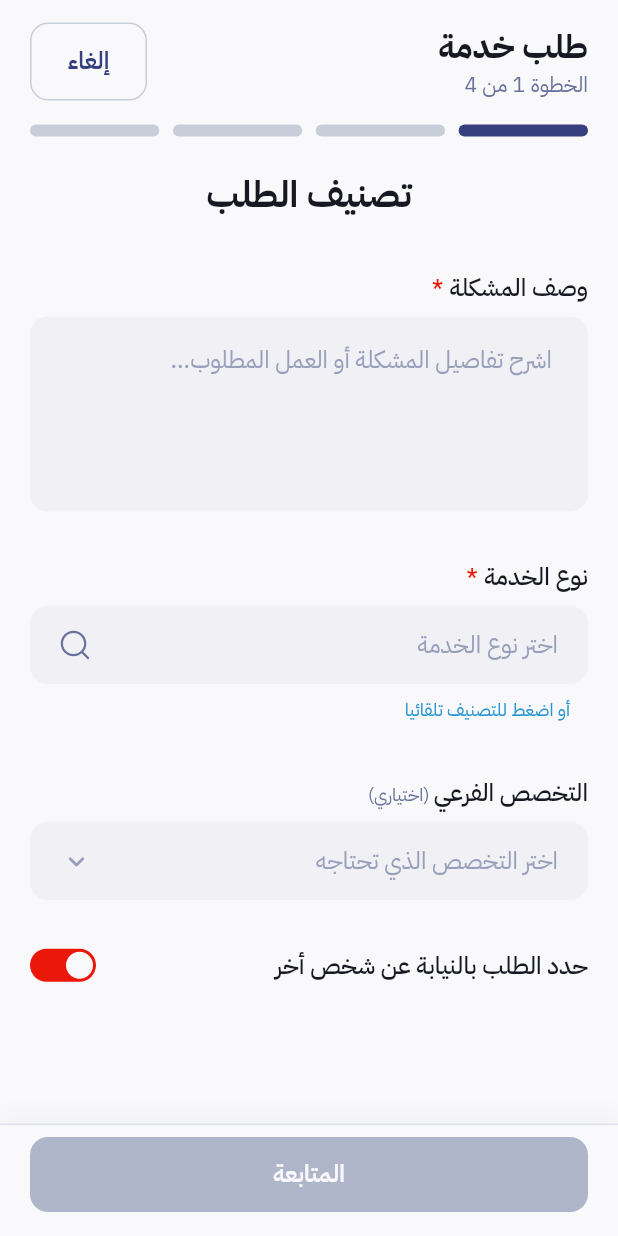
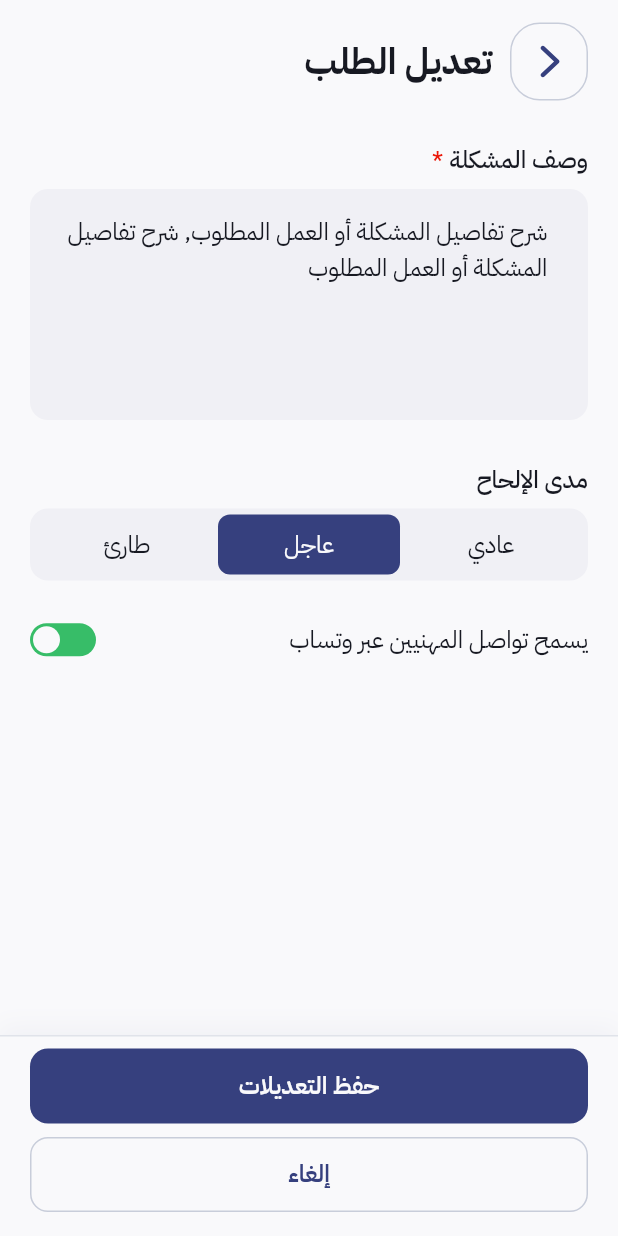
Before and after one commit to genitechsolutions/sl7li, a Flutter app: what runUpdateStatusFlow() shows on an empty page, opened directly with sample values from the repository, after a tap on "تعديل الطلب", on a phone screen of 412 x 824 dp. Run offline on Flutter 3.47's test engine with Material 3 defaults, Android fonts, the phone set to English and light mode, and no system bars; our stand-ins replace equatable, flutter_bloc, flutter_svg, geolocator, image_picker, just_audio and 1 more; missing offline and left inert: amplify_api, amplify_auth_cognito, amplify_flutter, amplify_storage_s3, record.

Commit message:
تفاصيل الطلب: فتح صفحة المهني الحقيقية، اختيار عرض واضح قبل القبول، عدّ العروض الفعّالة فقط، وتعديل الطلب المفتوح فعلياً عبر updateJob
Co-Authored-By: Claude Sonnet 5.5 <noreply@anthropic.com>
Claude-Session: https://claude.ai/code/session_01B6CrVksom5Zrnf5GW7vgRr

```diff
--- a/lib/data/my_request.dart
+++ b/lib/data/my_request.dart
@@ -22,7 +22,13 @@ class MyRequest {
     this.id,
     this.images = const [],
     this.location,
+    this.shareWhatsapp = true,
+    this.cityCode,
   });
+
+  /// السماح للمهنيين بالتواصل عبر واتساب، ورمز مدينة الطلب (من الخلفية).
+  final bool shareWhatsapp;
+  final String? cityCode;
 
   /// صور الطلب (روابط) وموقعه؛ فاضيين بالبيانات الوهمية.
   final List<String> images;
--- a/lib/screens/my_requests/dialogs/request_dialogs.dart
+++ b/lib/screens/my_requests/dialogs/request_dialogs.dart
@@ -12,7 +12,7 @@ import '../../../core/widgets/form/options_sheet.dart';
 import '../../../cubits/feature_cubits.dart';
 import '../../../cubits/job_lifecycle_cubit.dart';
 import '../../../data/my_request.dart';
-import '../../new_request/new_request_screen.dart';
+import '../edit_request_screen.dart';
 
 // ───────────────────────── تحديث حالة الطلب ─────────────────────────
 
@@ -140,7 +140,9 @@ class _AgreementDialogState extends State<_AgreementDialog> {
           Padding(
             padding: const EdgeInsets.fromLTRB(20, 4, 20, 12),
             child: Text(
-              'اختر المهني الذي تم الاتفاق معه من العروض المقدّمة',
+              _selected < 0
+                  ? 'اختر المهني الذي تم الاتفاق معه ثم اضغط تأكيد'
+                  : 'اختر المهني الذي تم الاتفاق معه من العروض المقدّمة',
               style: AppTextStyles.body14.copyWith(color: colors.textSecondary),
             ),
           ),
@@ -170,9 +172,9 @@ class _AgreementDialogState extends State<_AgreementDialog> {
                 Expanded(
                   child: AppDialogButton(
                     label: 'تأكيد',
-                    background: colors.primary,
+                    background: _selected < 0 ? colors.disabled : colors.primary,
                     foreground: colors.textOnPrimary,
-                    onTap: () => Navigator.of(context).pop(_selected),
+                    onTap: _selected < 0 ? null : () => Navigator.of(context).pop(_selected),
                   ),
                 ),
                 const SizedBox(width: 12),
@@ -726,7 +728,7 @@ Future<bool> agreeWithOffer(
   final index = await showAgreementDialog(
     context,
     offers: offers,
-    initial: preferred < 0 ? 0 : preferred,
+    initial: preferred >= 0 ? preferred : (offers.length == 1 ? 0 : -1),
   );
   final chosen = index == null ? null : offers[index];
   final proposalId = chosen?.proposalId;
@@ -877,8 +879,11 @@ Future<bool> runUpdateStatusFlow(BuildContext context, MyRequest request) async
       }
       return agreeWithOffer(context, id);
     case 'edit':
-      // TODO: تعبئة الطلب الحالي مسبقاً (ما في frames مخصصة)؛ هلق بيفتح خطوات الطلب.
-      await Navigator.push(context, NewRequestScreen.route());
+      if (request.stage != 0 || request.status != RequestStatus.active) {
+        _toast(context, 'ما بتقدر تعدّل الطلب بعد الاتفاق مع مهني');
+        return false;
+      }
+      return EditRequestScreen.open(context, request);
     case 'cancel':
       final reason = await showCancelRequestDialog(context);
       if (reason == null || id == null || !context.mounted) return false;
--- /dev/null
+++ b/lib/screens/my_requests/edit_request_screen.dart
@@ -0,0 +1,166 @@
+import 'package:flutter/material.dart';
+import 'package:flutter_bloc/flutter_bloc.dart';
+
+import '../../core/backend/backend_exception.dart';
+import '../../core/theme/app_colors.dart';
+import '../../core/theme/app_text_styles.dart';
+import '../../core/widgets/app_bottom_action_bar.dart';
+import '../../core/widgets/app_icon_button.dart';
+import '../../core/widgets/app_segmented_control.dart';
+import '../../core/widgets/form/app_text_field.dart';
+import '../../core/widgets/form/app_toggle.dart';
+import '../../core/widgets/form/form_label.dart';
+import '../../cubits/feature_cubits.dart';
+import '../../data/my_request.dart';
+import '../../data/request_draft.dart';
+
+/// تعديل طلب مفتوح: الوصف، مدى الإلحاح، التواصل عبر واتساب.
+class EditRequestScreen extends StatefulWidget {
+  const EditRequestScreen({super.key, required this.request});
+
+  final MyRequest request;
+
+  /// بيفتح الشاشة وبيرجع true إذا انحفظ التعديل.
+  static Future<bool> open(BuildContext context, MyRequest request) async {
+    final saved = await Navigator.push<bool>(
+      context,
+      MaterialPageRoute(builder: (_) => EditRequestScreen(request: request)),
+    );
+    return saved == true;
+  }
+
+  @override
+  State<EditRequestScreen> createState() => _EditRequestScreenState();
+}
+
+class _EditRequestScreenState extends State<EditRequestScreen> {
+  late final _description = TextEditingController(text: widget.request.description);
+  late RequestPriority _priority = widget.request.priority;
+  late bool _whatsapp = widget.request.shareWhatsapp;
+  bool _saving = false;
+  String? _error;
+
+  static const _priorities = [
+    RequestPriority.normal,
+    RequestPriority.urgent,
+    RequestPriority.emergency,
+  ];
+
+  bool get _valid => _description.text.trim().length >= 10;
+
+  @override
+  void dispose() {
+    _description.dispose();
+    super.dispose();
+  }
+
+  Future<void> _save() async {
+    final id = widget.request.id;
+    if (_saving) return;
+    if (id == null) {
+      Navigator.of(context).pop(true);
+      return;
+    }
+    setState(() {
+      _saving = true;
+      _error = null;
+    });
+    try {
+      await context.read<MyRequestsCubit>().updateRequest(
+        id,
+        description: _description.text,
+        priority: _priority,
+        shareWhatsapp: _whatsapp,
+        cityCode: widget.request.cityCode,
+      );
+      if (!mounted) return;
+      ScaffoldMessenger.of(context)
+        ..hideCurrentSnackBar()
+        ..showSnackBar(const SnackBar(content: Text('تم حفظ تعديلات الطلب')));
+      Navigator.of(context).pop(true);
+    } on Object catch (e) {
+      if (!mounted) return;
+      setState(() {
+        _saving = false;
+        _error = e is BackendException ? e.message : 'تعذّر حفظ التعديل، حاول مرة ثانية';
+      });
+    }
+  }
+
+  @override
+  Widget build(BuildContext context) {
+    final colors = context.colors;
+
+    return Scaffold(
+      backgroundColor: colors.background,
+      bottomNavigationBar: AppBottomActionBar(
+        label: _saving ? 'جاري الحفظ...' : 'حفظ التعديلات',
+        onPressed: _valid && !_saving ? _save : null,
+        secondaryLabel: 'إلغاء',
+        onSecondaryPressed: _saving ? null : () => Navigator.of(context).pop(false),
+      ),
+      body: SafeArea(
+        bottom: false,
+        child: ListView(
+          padding: const EdgeInsets.fromLTRB(20, 15, 20, 24),
+          children: [
+            Row(
+              children: [
+                AppIconButton(
+                  icon: 'assets/icons/ic_arrow_back.svg',
+                  onTap: () => Navigator.of(context).pop(false),
+                ),
+                const SizedBox(width: 12),
+                const Expanded(child: Text('تعديل الطلب', style: AppTextStyles.title24Bold)),
+              ],
+            ),
+            const SizedBox(height: 28),
+            const FormLabel('وصف المشكلة', isRequired: true),
+            const SizedBox(height: 8),
+            AppTextField(
+              hint: 'اشرح المشكلة أو العمل المطلوب',
+              controller: _description,
+              minLines: 5,
+              onChanged: (_) => setState(() {}),
+            ),
+            if (!_valid)
+              Padding(
+                padding: const EdgeInsetsDirectional.only(start: 12, top: 8),
+                child: Text(
+                  'الوصف لازم يكون 10 أحرف على الأقل',
+                  style: AppTextStyles.body12.copyWith(color: colors.textSecondary),
+                ),
+              ),
+            const SizedBox(height: 28),
+            const FormLabel('مدى الإلحاح'),
+            const SizedBox(height: 8),
+            AppSegmentedControl(
+              options: RequestDraft.urgencyLevels,
+              selected: _priorities.indexOf(_priority),
+              onChanged: (i) => setState(() => _priority = _priorities[i]),
+              height: 48,
+              textStyle: AppTextStyles.body16,
+            ),
+            const SizedBox(height: 28),
+            Row(
+              children: [
+                Expanded(
+                  child: Text(
+                    _whatsapp ? 'يسمح تواصل المهنيين عبر وتساب' : 'تواصل المهنيين عبر التطبيق فقط',
+                    style: AppTextStyles.body16,
+                  ),
+                ),
+                AppToggle(value: _whatsapp, onChanged: (v) => setState(() => _whatsapp = v)),
+              ],
+            ),
+            if (_error != null)
+              Padding(
+                padding: const EdgeInsets.only(top: 20),
+                child: Text(_error!, style: AppTextStyles.body14.copyWith(color: colors.error)),
+              ),
+          ],
+        ),
+      ),
+    );
+  }
+}
```
Also changed, not shown: lib/core/backend/gql_job_edit.dart (added, +17 -0 lines), lib/cubits/feature_cubits.dart (+18 -0 lines), lib/data/repositories/proposal_filter.dart (added, +33 -0 lines), lib/data/repositories/requests_repository.dart (+68 -5 lines), lib/screens/my_requests/request_details_screen.dart (+85 -13 lines), lib/screens/my_requests/widgets/offer_tile.dart (+29 -1 lines), 2 other files.
